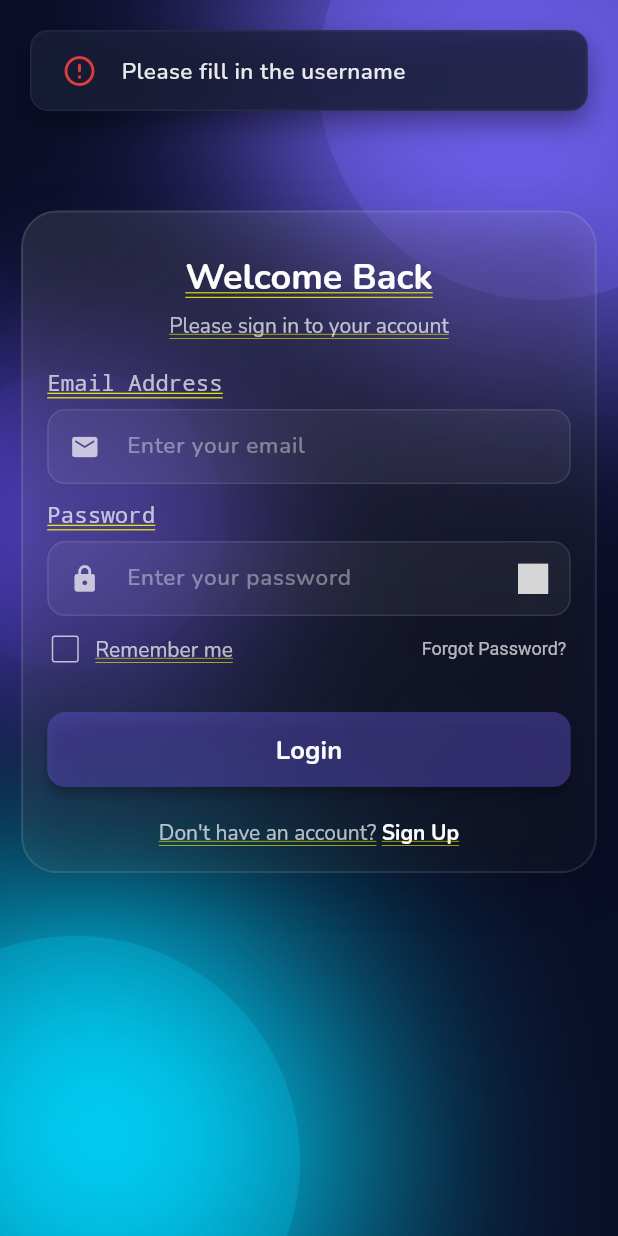
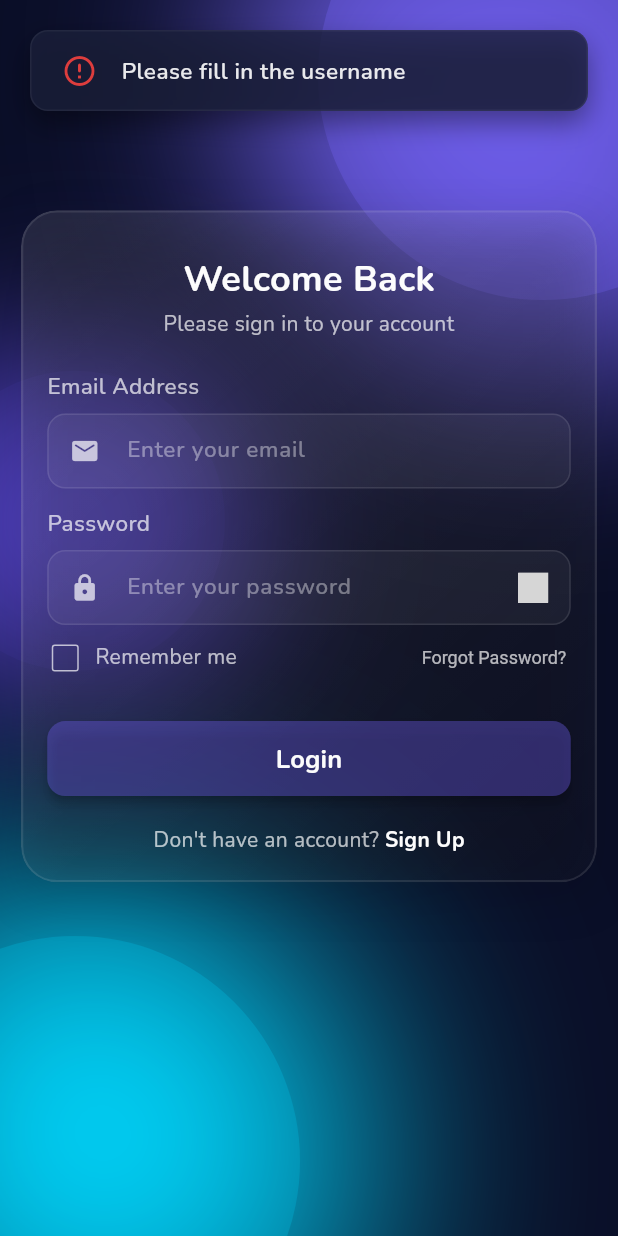
Before and after one commit to ZunairaMughal24/PersonaL_finance_tracker, a Flutter app: the SignUpContent screen opened directly, after a tap on "Sign Up", after a tap on "Sign In", on a phone screen of 412 x 824 dp. Run offline on Flutter 3.47's test engine with Material 3 defaults, Android fonts, the phone set to English and light mode, and no system bars; our stand-ins replace firebase_auth, firebase_core, fl_chart, flutter_animate, flutter_svg, go_router and 5 more; accounts and stored records are empty; network calls fail; grey boxes are pictures that could not be loaded.

Commit message:
feat: Add user authentication screens and the main application navigation structure.

```diff
--- a/lib/screens/main_navigation_screen.dart
+++ b/lib/screens/main_navigation_screen.dart
@@ -91,7 +91,11 @@ class _MainNavScreenState extends State<MainNavScreen> {
               child: Row(
                 mainAxisAlignment: MainAxisAlignment.spaceAround,
                 children: [
-                  _navItem(iconPath: AppImages.home, label: 'Home', index: 0),
+                  _navItem(
+                    iconPath: AppImages.homeAngle,
+                    label: 'Home',
+                    index: 0,
+                  ),
                   _navItem(
                     iconPath: AppImages.chart,
                     label: 'Analytics',
--- a/lib/screens/sign_in_screen.dart
+++ b/lib/screens/sign_in_screen.dart
@@ -40,7 +40,8 @@ class _SignInContentState extends State<SignInContent> {
   Widget build(BuildContext context) {
     final provider = context.watch<AuthProvider>();
 
-    return AppBackground(
+    return Scaffold(
+      body: AppBackground(
         style: BackgroundStyle.authVibrant,
         resizeToAvoidBottomInset: true,
         child: SafeArea(
@@ -61,11 +62,11 @@ class _SignInContentState extends State<SignInContent> {
                         child: Column(
                           children: [
                             14.heightBox,
-                          Text(
+                            const Text(
                               "Welcome Back",
                             ).h1(color: Colors.white, fontSize: 24),
                             6.heightBox,
-                          Text(
+                            const Text(
                               "Please sign in to your account",
                               textAlign: TextAlign.center,
                             ).bodyMedium(color: Colors.white70),
@@ -183,10 +184,14 @@ class _SignInContentState extends State<SignInContent> {
                                         final user = credential.user;
                                         final settings = context
                                             .read<UserSettingsProvider>();
-                                      settings.setUserEmail(user?.email ?? "");
+                                        settings.setUserEmail(
+                                          user?.email ?? "",
+                                        );
                                         if (user?.displayName != null &&
                                             user!.displayName!.isNotEmpty) {
-                                        settings.setUserName(user.displayName!);
+                                          settings.setUserName(
+                                            user.displayName!,
+                                          );
                                         }
                                         context.go(
                                           AppRoutes.mainNavigationScreenRoute,
@@ -228,6 +233,7 @@ class _SignInContentState extends State<SignInContent> {
             ),
           ),
         ),
+      ),
     );
   }
 }
--- a/lib/screens/sign_up_screen.dart
+++ b/lib/screens/sign_up_screen.dart
@@ -40,7 +40,8 @@ class _SignUpContentState extends State<SignUpContent> {
   Widget build(BuildContext context) {
     final provider = context.watch<AuthProvider>();
 
-    return AppBackground(
+    return Scaffold(
+      body: AppBackground(
         style: BackgroundStyle.authVibrant,
         resizeToAvoidBottomInset: true,
         child: SafeArea(
@@ -205,9 +206,12 @@ class _SignUpContentState extends State<SignUpContent> {
                                         final user = credential.user;
                                         final settings = context
                                             .read<UserSettingsProvider>();
-                                      settings.setUserEmail(user?.email ?? "");
+                                        settings.setUserEmail(
+                                          user?.email ?? "",
+                                        );
                                         settings.setUserName(
-                                        provider.usernameController.text.trim(),
+                                          provider.usernameController.text
+                                              .trim(),
                                         );
                                         context.go(
                                           AppRoutes.mainNavigationScreenRoute,
@@ -249,6 +253,7 @@ class _SignUpContentState extends State<SignUpContent> {
             ),
           ),
         ),
+      ),
     );
   }
 }
```
Lines whose indentation alone changed are shown as unchanged.
